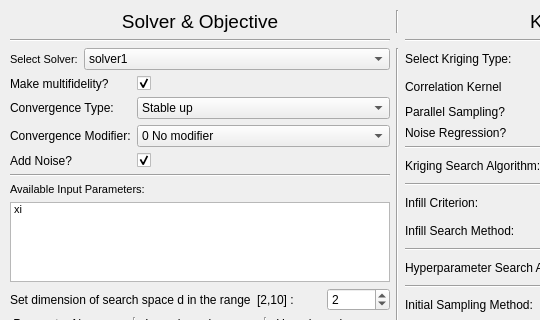
Old version of the form preprocessing/g2.ui in the repository robertwenink/MFK-Extrapolation; both pictures show x 0 to 540 and y 0 to 320 of the 802 by 766 pixel window.
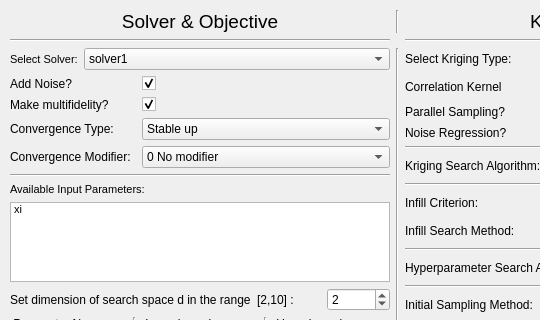
New version of the form.

```diff
--- a/preprocessing/g2.ui
+++ b/preprocessing/g2.ui
@@ -82,29 +82,35 @@
        </layout>
       </item>
       <item>
-       <layout class="QFormLayout" name="formLayout">
-        <item row="0" column="0">
+       <layout class="QFormLayout" name="internalSolverFormLayout">
+        <property name="fieldGrowthPolicy">
+         <enum>QFormLayout::AllNonFixedFieldsGrow</enum>
+        </property>
+        <property name="formAlignment">
+         <set>Qt::AlignRight|Qt::AlignTop|Qt::AlignTrailing</set>
+        </property>
+        <item row="1" column="0">
          <widget class="QLabel" name="multifidelityLabel">
           <property name="text">
-           <string>Make multifidelity?</string>
+           <string>Make multifidelity?       </string>
           </property>
          </widget>
         </item>
-        <item row="0" column="1">
+        <item row="1" column="1">
          <widget class="QCheckBox" name="multifidelityCheckBox">
           <property name="checked">
            <bool>true</bool>
           </property>
          </widget>
         </item>
-        <item row="1" column="0">
+        <item row="2" column="0">
          <widget class="QLabel" name="convergenceTypeLabel">
           <property name="text">
-           <string>Convergence Type:</string>
+           <string>Convergence Type:     </string>
           </property>
          </widget>
         </item>
-        <item row="1" column="1">
+        <item row="2" column="1">
          <widget class="QComboBox" name="convergenceTypeComboBox">
           <item>
            <property name="text">
@@ -123,14 +129,14 @@
           </item>
          </widget>
         </item>
-        <item row="2" column="0">
+        <item row="3" column="0">
          <widget class="QLabel" name="convergenceModifierLabel">
           <property name="text">
            <string>Convergence Modifier:</string>
           </property>
          </widget>
         </item>
-        <item row="2" column="1">
+        <item row="3" column="1">
          <widget class="QComboBox" name="convergenceModifierComboBox">
           <item>
            <property name="text">
@@ -154,15 +160,21 @@
           </item>
          </widget>
         </item>
-        <item row="3" column="0">
-         <widget class="QLabel" name="addNoiseLabel">
+        <item row="0" column="0">
+         <widget class="QLabel" name="addSolverNoiseLabel">
           <property name="text">
-           <string>Add Noise?</string>
+           <string>Add Noise?                   </string>
           </property>
          </widget>
         </item>
-        <item row="3" column="1">
+        <item row="0" column="1">
          <widget class="QCheckBox" name="addSolverNoiseCheckBox">
+          <property name="autoFillBackground">
+           <bool>false</bool>
+          </property>
+          <property name="checkable">
+           <bool>true</bool>
+          </property>
           <property name="checked">
            <bool>true</bool>
           </property>
```
Left out of the diff: 3 changed lines with no effect on the pictures.
